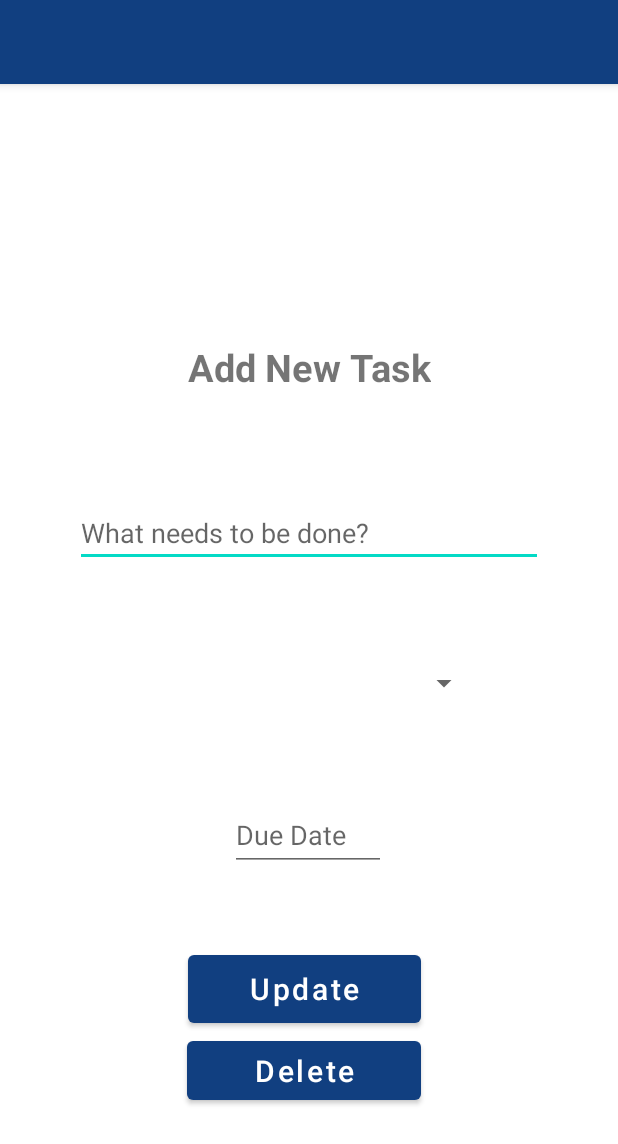
After one commit to m4rkl1n/StudyReminder, an Android app: the UpdateActivity screen opened directly, with no data from a screen before it, on a phone screen of 412 x 824 dp. The commit adds this screen. Shown: the top 1144 px of the screen. Run offline under Robolectric (Android 15) with nearby library versions, the phone set to English and light mode, and no system bars.

Commit message:
error code; added UpdateActivity but not working as of now

```diff
--- a/app/src/main/java/com/example/studyreminder/AddActivity.java
+++ b/app/src/main/java/com/example/studyreminder/AddActivity.java
@@ -8,7 +8,6 @@ import android.widget.Button;
 import android.widget.EditText;
 import android.widget.Spinner;
 
-import java.util.ArrayList;
 import java.util.List;
 
 public class AddActivity extends AppCompatActivity {
@@ -21,7 +20,7 @@ public class AddActivity extends AppCompatActivity {
     @Override
     protected void onCreate(Bundle savedInstanceState) {
         super.onCreate(savedInstanceState);
-        myDatabase myDB = new myDatabase(AddActivity.this);
+        MyDatabase myDB = new MyDatabase(AddActivity.this);
         setContentView(R.layout.activity_add);
         descEntry = findViewById(R.id.descEntry);
         dateEntry = findViewById(R.id.dateEntry);
--- /dev/null
+++ b/app/src/main/java/com/example/studyreminder/UpdateActivity.java
@@ -0,0 +1,105 @@
+package com.example.studyreminder;
+
+import androidx.appcompat.app.ActionBar;
+import androidx.appcompat.app.AlertDialog;
+import androidx.appcompat.app.AppCompatActivity;
+
+import android.content.DialogInterface;
+import android.os.Bundle;
+import android.util.Log;
+import android.view.View;
+import android.widget.Button;
+import android.widget.EditText;
+import android.widget.Spinner;
+import android.widget.Toast;
+
+public class UpdateActivity extends AppCompatActivity {
+
+    EditText title_input, author_input, pages_input;
+    Button addBtn2, delete_button;
+    EditText descEntry2, dateEntry2;
+    Spinner sp2;
+    String id, description, dueDate, subject;
+
+    @Override
+    protected void onCreate(Bundle savedInstanceState) {
+        super.onCreate(savedInstanceState);
+        setContentView(R.layout.activity_update);
+
+        descEntry2 = findViewById(R.id.descEntry2);
+        dateEntry2 = findViewById(R.id.dateEntry2);
+        addBtn2= findViewById(R.id.addbtn2);
+        sp2 = findViewById(R.id.subjectEntry2);
+        delete_button = findViewById(R.id.delete_button);
+
+        //First we call this
+        getAndSetIntentData();
+
+        //Set actionbar title after getAndSetIntentData method
+        ActionBar ab = getSupportActionBar();
+        if (ab != null) {
+            ab.setTitle(subject);
+        }
+
+        addBtn2.setOnClickListener(new View.OnClickListener() {
+            @Override
+            public void onClick(View view) {
+                //And only then we call this
+                MyDatabase myDB = new MyDatabase(UpdateActivity.this);
+                description = descEntry2.getText().toString().trim();
+                dueDate =dateEntry2.getText().toString().trim();
+                subject = sp2.getSelectedItem().toString().trim();
+                myDB.updateData(id, subject, description, dueDate);
+            }
+        });
+        delete_button.setOnClickListener(new View.OnClickListener() {
+            @Override
+            public void onClick(View view) {
+                confirmDialog();
+            }
+        });
+
+    }
+
+    void getAndSetIntentData(){
+        if(getIntent().hasExtra("id")
+                && getIntent().hasExtra("subject")
+                && getIntent().hasExtra("description")
+                && getIntent().hasExtra("dueDate")){
+            //Getting Data from Intent
+            id = getIntent().getStringExtra("id");
+            subject = getIntent().getStringExtra("subject");
+            description = getIntent().getStringExtra("description");
+            dueDate = getIntent().getStringExtra("dueDate");
+
+            //Setting Intent Data
+            title_input.setText(subject);
+            author_input.setText(description);
+            pages_input.setText(dueDate);
+            Log.d("stev", subject+" "+description+" "+dueDate);
+        }else{
+            Toast.makeText(this, "No data.", Toast.LENGTH_SHORT).show();
+        }
+    }
+
+    void confirmDialog(){
+        AlertDialog.Builder builder = new AlertDialog.Builder(this);
+        builder.setTitle("Delete " + subject + " Task?");
+        builder.setMessage("Are you sure you want to delete this " + subject + " task?");
+        builder.setPositiveButton("Yes", new DialogInterface.OnClickListener() {
+            @Override
+            public void onClick(DialogInterface dialogInterface, int i) {
+                MyDatabase myDB = new MyDatabase(UpdateActivity.this);
+                myDB.deleteOneRow(subject);
+                finish();
+            }
+        });
+        builder.setNegativeButton("No", new DialogInterface.OnClickListener() {
+            @Override
+            public void onClick(DialogInterface dialogInterface, int i) {
+
+            }
+        });
+        builder.create().show();
+    }
+}
--- /dev/null
+++ b/app/src/main/res/drawable/ic_baseline_delete_24.xml
@@ -0,0 +1,5 @@
+<vector android:autoMirrored="true" android:height="24dp"
+    android:tint="#FFFFFF" android:viewportHeight="24"
+    android:viewportWidth="24" android:width="24dp" xmlns:android="http://schemas.android.com/apk/res/android">
+    <path android:fillColor="@android:color/white" android:pathData="M6,19c0,1.1 0.9,2 2,2h8c1.1,0 2,-0.9 2,-2V7H6v12zM19,4h-3.5l-1,-1h-5l-1,1H5v2h14V4z"/>
+</vector>
--- /dev/null
+++ b/app/src/main/res/layout/activity_update.xml
@@ -0,0 +1,90 @@
+<?xml version="1.0" encoding="utf-8"?>
+<androidx.constraintlayout.widget.ConstraintLayout
+    xmlns:android="http://schemas.android.com/apk/res/android"
+    xmlns:app="http://schemas.android.com/apk/res-auto"
+    xmlns:tools="http://schemas.android.com/tools"
+    android:layout_width="match_parent"
+    android:layout_height="match_parent">
+
+    <TextView
+        android:id="@+id/addTasktxt"
+        android:layout_width="wrap_content"
+        android:layout_height="wrap_content"
+        android:layout_marginTop="150dp"
+        android:layout_marginBottom="50dp"
+        android:text="@string/addTask"
+        android:textSize="25dp"
+        android:textStyle="bold"
+        app:layout_constraintBottom_toTopOf="@+id/descEntry2"
+        app:layout_constraintEnd_toEndOf="parent"
+        app:layout_constraintStart_toStartOf="parent"
+        app:layout_constraintTop_toTopOf="parent" />
+
+    <Button
+        android:id="@+id/addbtn2"
+        android:layout_width="155dp"
+        android:layout_height="57dp"
+        android:layout_marginTop="50dp"
+        android:layout_marginBottom="136dp"
+        android:text="Update"
+        android:textAllCaps="false"
+        android:textSize="20dp"
+        app:layout_constraintBottom_toBottomOf="parent"
+        app:layout_constraintEnd_toEndOf="parent"
+        app:layout_constraintHorizontal_bias="0.488"
+        app:layout_constraintStart_toStartOf="parent"
+        app:layout_constraintTop_toBottomOf="@+id/dateEntry2"
+        />
+
+    <Spinner
+        android:id="@+id/subjectEntry2"
+        android:layout_width="228dp"
+        android:layout_height="55dp"
+        android:popupBackground="#5c5c5c"
+        android:textAlignment="center"
+        app:layout_constraintBottom_toTopOf="@+id/dateEntry2"
+        app:layout_constraintEnd_toEndOf="parent"
+        app:layout_constraintStart_toStartOf="parent" />
+
+    <EditText
+        android:id="@+id/descEntry2"
+        android:layout_width="match_parent"
+        android:layout_height="wrap_content"
+        android:layout_marginStart="50dp"
+        android:layout_marginEnd="50dp"
+        android:layout_marginBottom="50dp"
+        android:ems="10"
+        android:hint="What needs to be done?"
+        android:inputType="text"
+        app:layout_constraintBottom_toTopOf="@+id/subjectEntry2"
+        app:layout_constraintEnd_toEndOf="parent"
+        app:layout_constraintHorizontal_bias="0.0"
+        app:layout_constraintStart_toStartOf="parent" />
+
+    <EditText
+        android:id="@+id/dateEntry2"
+        android:layout_width="104dp"
+        android:layout_height="47dp"
+        android:layout_marginStart="125dp"
+        android:layout_marginTop="50dp"
+        android:layout_marginEnd="125dp"
+        android:ems="10"
+        android:hint="@string/taskDueDate"
+        android:inputType="phone"
+        app:layout_constraintEnd_toEndOf="parent"
+        app:layout_constraintHorizontal_bias="0.491"
+        app:layout_constraintStart_toStartOf="parent"
+        app:layout_constraintTop_toBottomOf="@+id/subjectEntry2" />
+
+    <Button
+        android:id="@+id/delete_button"
+        android:layout_width="156dp"
+        android:layout_height="51dp"
+        android:text="Delete"
+        android:textAllCaps="false"
+        android:textSize="20sp"
+        app:layout_constraintEnd_toEndOf="parent"
+        app:layout_constraintHorizontal_bias="0.486"
+        app:layout_constraintStart_toStartOf="parent"
+        app:layout_constraintTop_toBottomOf="@+id/addbtn2" />
+</androidx.constraintlayout.widget.ConstraintLayout>
--- a/app/src/main/res/layout/fragment_tasks.xml
+++ b/app/src/main/res/layout/fragment_tasks.xml
@@ -32,6 +32,6 @@
         app:layout_constraintEnd_toEndOf="parent"
         app:maxImageSize="30dp"
         app:tint="@color/white"
-        android:onClick="buttonClick"/>
+/>
 
 </androidx.constraintlayout.widget.ConstraintLayout>
--- a/app/src/main/res/layout/to_do_list.xml
+++ b/app/src/main/res/layout/to_do_list.xml
@@ -52,7 +52,7 @@
                 android:textSize="20dp"
                 android:textStyle="bold"
                 app:layout_constraintBottom_toBottomOf="parent"
-                app:layout_constraintEnd_toStartOf="@+id/imageButton"
+                app:layout_constraintEnd_toStartOf="@+id/deleteTask"
                 app:layout_constraintTop_toTopOf="parent"
                 app:layout_constraintVertical_bias="0.506" />
 
@@ -68,11 +68,11 @@
                 app:layout_constraintTop_toTopOf="parent" />
 
             <ImageButton
-                android:id="@+id/imageButton"
+                android:id="@+id/deleteTask"
                 android:layout_width="wrap_content"
                 android:layout_height="wrap_content"
                 android:layout_marginEnd="5dp"
-                android:src="@drawable/ic_baseline_more_vert_24"
+                android:src="@drawable/ic_baseline_delete_24"
                 app:layout_constraintBottom_toBottomOf="parent"
                 app:layout_constraintEnd_toEndOf="parent"
                 app:layout_constraintTop_toTopOf="parent" />
```
Also changed, not shown: app/src/main/AndroidManifest.xml (+6 -4 lines), app/src/main/java/com/example/studyreminder/CustomAdapter.java (+21 -3 lines), app/src/main/java/com/example/studyreminder/MainActivity.java (+9 -1 lines), app/src/main/java/com/example/studyreminder/MyDatabase.java (renamed from app/src/main/java/com/example/studyreminder/myDatabase.java, +20 -4 lines), app/src/main/java/com/example/studyreminder/SubjectFragment.java (+5 -38 lines), app/src/main/java/com/example/studyreminder/TaskFragment.java (+13 -9 lines), app/src/main/res/values/strings.xml (indentation only).
